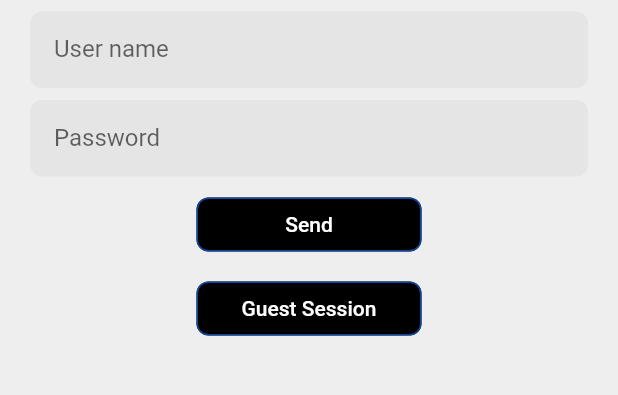
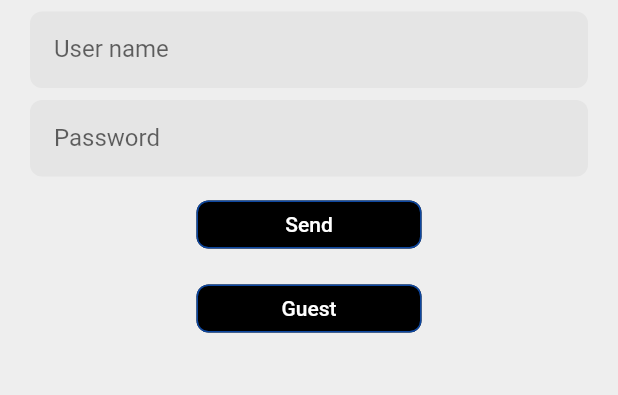
Before and after one commit to damadormoreno/flutter_architecture, a Flutter app: the screen it shows after launch, on a phone screen of 412 x 824 dp, the part 521-916 px from its top. Run offline on Flutter 3.47's test engine with Material 2 defaults, Android fonts, the phone set to English and light mode, and no system bars; our stand-ins replace dartz, dio, flutter_secure_storage, get, lottie.

Commit message:
Change deprecated FlatButtons

```diff
--- a/lib/app/modules/login/login_page.dart
+++ b/lib/app/modules/login/login_page.dart
@@ -46,14 +46,16 @@ class LoginPage extends StatelessWidget {
                 SizedBox(
                   height: 8,
                 ),
-                FlatButton(
-                  minWidth: 150,
+                TextButton(
+                  style: TextButton.styleFrom(
                     shape: RoundedRectangleBorder(
                       borderRadius: BorderRadius.circular(8),
                       side: BorderSide(color: Colors.blue[900]),
                     ),
+                    backgroundColor: Colors.black,
+                    minimumSize: Size(150, 0),
+                  ),
                   onPressed: _.submit,
-                  color: Colors.black,
                   child: Text(
                     "Send",
                     style: TextStyle(
@@ -62,16 +64,18 @@ class LoginPage extends StatelessWidget {
                   ),
                 ),
                 SizedBox(height: 8),
-                FlatButton(
-                  minWidth: 150,
+                TextButton(
+                  style: TextButton.styleFrom(
                     shape: RoundedRectangleBorder(
                       borderRadius: BorderRadius.circular(8),
                       side: BorderSide(color: Colors.blue[900]),
                     ),
+                    backgroundColor: Colors.black,
+                    minimumSize: Size(150, 0),
+                  ),
                   onPressed: _.guestSession,
-                  color: Colors.black,
                   child: Text(
-                    "Guest Session",
+                    "Guest",
                     style: TextStyle(
                       color: Colors.white,
                     ),
```
Lines whose indentation alone changed are shown as unchanged.
